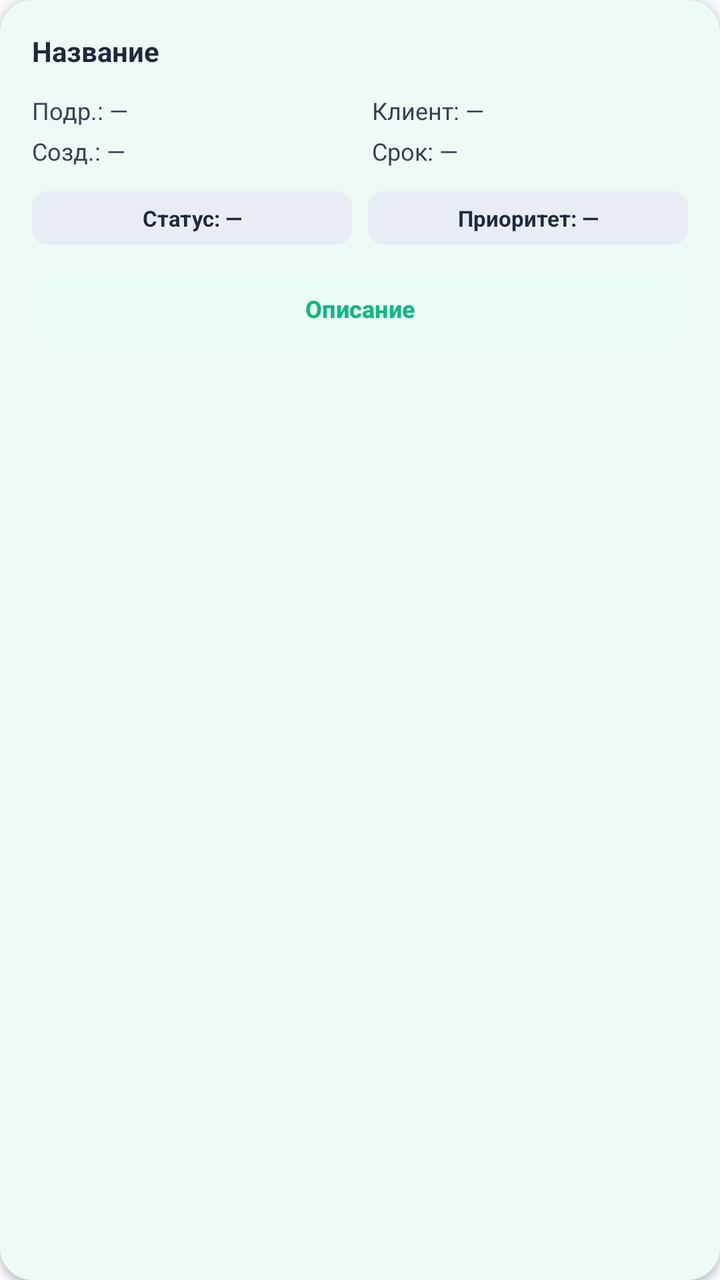
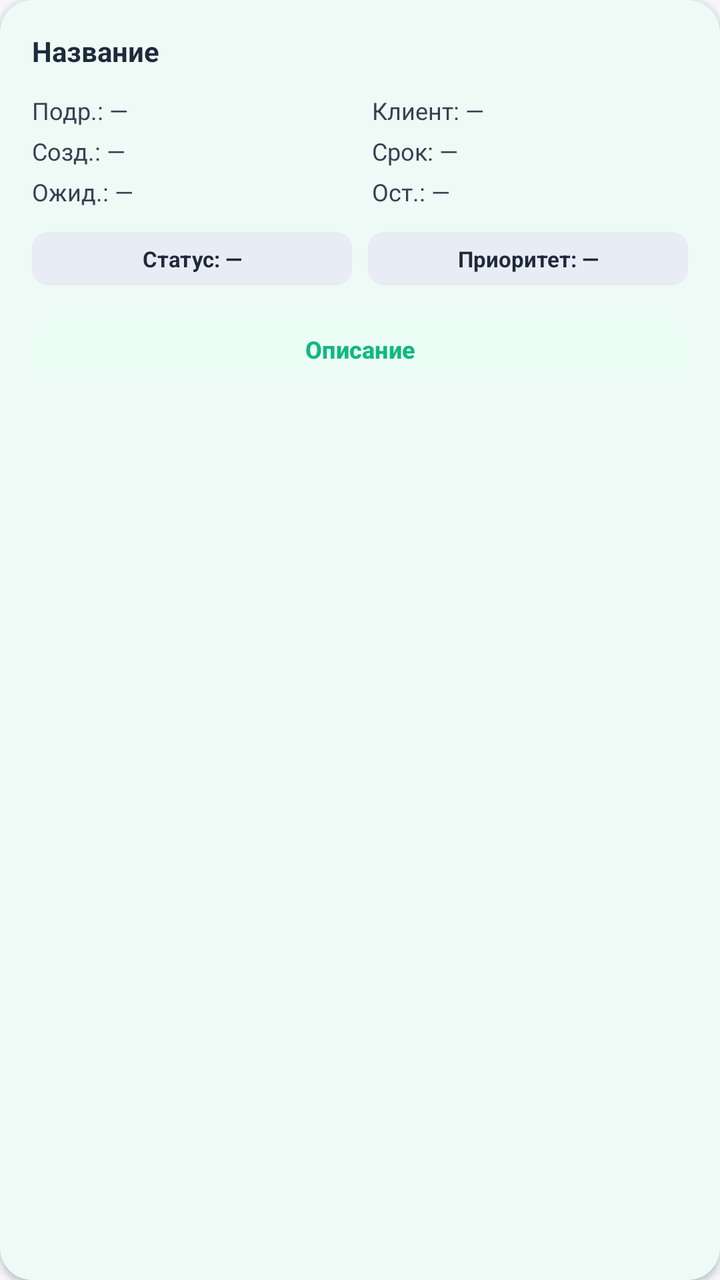

Before-and-after screenshots of an Android layout around one commit, followed by the original layout XML and the change that was made.
<!-- AndroidManifest.xml: application theme Theme.MrCWarehouse -->
<!-- res/layout/item_task_card.xml -->
<?xml version="1.0" encoding="utf-8"?>
<com.google.android.material.card.MaterialCardView xmlns:android="http://schemas.android.com/apk/res/android"
    xmlns:app="http://schemas.android.com/apk/res-auto"
    android:layout_width="match_parent"
    android:layout_height="wrap_content"
    android:layout_marginHorizontal="0dp"
    android:layout_marginVertical="6dp"
    app:cardBackgroundColor="@color/bg_card"
    app:cardCornerRadius="16dp"
    app:cardElevation="2dp"
    app:strokeColor="@android:color/transparent"
    app:strokeWidth="0dp">

    <LinearLayout
        android:layout_width="match_parent"
        android:layout_height="wrap_content"
        android:orientation="vertical"
        android:padding="16dp">

        
        <LinearLayout
            android:layout_width="match_parent"
            android:layout_height="wrap_content"
            android:gravity="center_vertical"
            android:orientation="horizontal">

            <CheckBox
                android:id="@+id/cbTaskSelect"
                android:layout_width="wrap_content"
                android:layout_height="wrap_content"
                android:visibility="gone"
                android:layout_marginEnd="8dp"
                android:clickable="false"
                android:focusable="false"
                android:buttonTint="@color/primary" />

            <TextView
                android:id="@+id/tvTaskName"
                android:layout_width="0dp"
                android:layout_height="wrap_content"
                android:layout_weight="1"
                android:ellipsize="end"
                android:maxLines="5"
                android:text="Название"
                android:textColor="@color/text_primary"
                android:textSize="14sp"
                android:textStyle="bold" />

            <ImageButton
                android:id="@+id/ivPin"
                android:layout_width="32dp"
                android:layout_height="32dp"
                android:layout_marginStart="4dp"
                android:background="?attr/selectableItemBackgroundBorderless"
                android:scaleType="centerInside"
                android:visibility="gone"
                android:src="@drawable/ic_pin_outline"
                android:contentDescription="Закрепить" />

        </LinearLayout>

        
        <LinearLayout
            android:layout_width="match_parent"
            android:layout_height="wrap_content"
            android:layout_marginTop="12dp"
            android:orientation="horizontal">

            <TextView
                android:id="@+id/tvDepartment"
                android:layout_width="0dp"
                android:layout_height="wrap_content"
                android:layout_weight="1"
                android:ellipsize="end"
                android:maxLines="1"
                android:text="Подр.: —"
                android:textColor="@color/text_secondary"
                android:textSize="12sp" />

            <TextView
                android:id="@+id/tvClient"
                android:layout_width="0dp"
                android:layout_height="wrap_content"
                android:layout_marginStart="12dp"
                android:layout_weight="1"
                android:ellipsize="end"
                android:maxLines="1"
                android:text="Клиент: —"
                android:textColor="@color/text_secondary"
                android:textSize="12sp" />
        </LinearLayout>

        
        <LinearLayout
            android:layout_width="match_parent"
            android:layout_height="wrap_content"
            android:layout_marginTop="4dp"
            android:orientation="horizontal">

            <TextView
                android:id="@+id/tvDateCreated"
                android:layout_width="0dp"
                android:layout_height="wrap_content"
                android:layout_weight="1"
                android:text="Созд.: —"
                android:textColor="@color/text_secondary"
                android:textSize="12sp" />

            <TextView
                android:id="@+id/tvDeadline"
                android:layout_width="0dp"
                android:layout_height="wrap_content"
                android:layout_marginStart="12dp"
                android:layout_weight="1"
                android:text="Срок: —"
                android:textColor="@color/text_secondary"
                android:textSize="12sp" />
        </LinearLayout>

        
        <LinearLayout
            android:layout_width="match_parent"
            android:layout_height="wrap_content"
            android:layout_marginTop="12dp"
            android:orientation="horizontal">

            <TextView
                android:id="@+id/tvStatusBadge"
                android:layout_width="0dp"
                android:layout_height="wrap_content"
                android:layout_weight="1"
                android:background="@drawable/chip_badge_bg"
                android:gravity="center"
                android:paddingHorizontal="12dp"
                android:paddingVertical="6dp"
                android:text="Статус: —"
                android:textColor="@color/text_primary"
                android:textSize="11sp"
                android:textStyle="bold" />

            <TextView
                android:id="@+id/tvPriorityBadge"
                android:layout_width="0dp"
                android:layout_height="wrap_content"
                android:layout_marginStart="8dp"
                android:layout_weight="1"
                android:background="@drawable/chip_badge_bg"
                android:gravity="center"
                android:paddingHorizontal="12dp"
                android:paddingVertical="6dp"
                android:text="Приоритет: —"
                android:textColor="@color/text_primary"
                android:textSize="11sp"
                android:textStyle="bold" />
        </LinearLayout>

        
        <LinearLayout
            android:id="@+id/layoutAttachmentIndicator"
            android:layout_width="wrap_content"
            android:layout_height="wrap_content"
            android:layout_marginTop="8dp"
            android:gravity="center_vertical"
            android:orientation="horizontal"
            android:visibility="gone">

            <TextView
                android:layout_width="wrap_content"
                android:layout_height="wrap_content"
                android:text="📎"
                android:textSize="14sp" />

            <TextView
                android:id="@+id/tvAttachmentLabel"
                android:layout_width="wrap_content"
                android:layout_height="wrap_content"
                android:layout_marginStart="4dp"
                android:text="Вложения"
                android:textColor="@color/text_secondary"
                android:textSize="11sp" />

        </LinearLayout>
        
        
        <ImageView
            android:id="@+id/ivLocationIndicator"
            android:layout_width="wrap_content"
            android:layout_height="wrap_content"
            android:layout_marginTop="4dp"
            android:visibility="gone"
            android:src="@drawable/tasks" />

        
        <LinearLayout
            android:layout_width="match_parent"
            android:layout_height="wrap_content"
            android:layout_marginTop="12dp"
            android:orientation="horizontal">

            <com.google.android.material.button.MaterialButton
                android:id="@+id/btnOpenDescription"
                android:layout_width="0dp"
                android:layout_height="40dp"
                android:layout_weight="1"
                android:text="Описание"
                android:textAllCaps="false"
                android:textColor="@color/primary"
                android:textSize="12sp"
                android:textStyle="bold"
                app:backgroundTint="@color/primary_surface"
                app:cornerRadius="10dp" />

            <com.google.android.material.button.MaterialButton
                android:id="@+id/btnCompleteTask"
                android:layout_width="0dp"
                android:layout_height="40dp"
                android:layout_marginStart="8dp"
                android:layout_weight="1"
                android:visibility="gone"
                android:text="Завершить"
                android:textAllCaps="false"
                android:textColor="@color/white"
                android:textSize="12sp"
                android:textStyle="bold"
                app:backgroundTint="@color/secondary"
                app:cornerRadius="10dp"
                app:icon="@android:drawable/sym_action_chat"
                app:iconGravity="textStart"
                app:iconSize="16dp"
                app:iconTint="@color/white" />

            <com.google.android.material.button.MaterialButton
                android:id="@+id/btnTakeTask"
                android:layout_width="0dp"
                android:layout_height="40dp"
                android:layout_marginStart="8dp"
                android:layout_weight="1"
                android:visibility="gone"
                android:text="Взять"
                android:textAllCaps="false"
                android:textColor="@color/white"
                android:textSize="12sp"
                android:textStyle="bold"
                app:backgroundTint="@color/button_take"
                app:cornerRadius="10dp"
                app:icon="@android:drawable/ic_input_add"
                app:iconGravity="textStart"
                app:iconSize="16dp"
                app:iconTint="@color/white" />

        </LinearLayout>

    </LinearLayout>

</com.google.android.material.card.MaterialCardView>
<!-- resources referenced by this layout -->
<resources>
  <color name="bg_card">#FFFFFF</color>
  <color name="button_take">#10B981</color>
  <color name="primary">#10B981</color>
  <color name="primary_surface">#ECFDF5</color>
  <color name="secondary">#059669</color>
  <color name="text_primary">#1E293B</color>
  <color name="text_secondary">#374151</color>
  <color name="white">#FFFFFF</color>
  <!-- drawable chip_badge_bg (drawable) -->
  <?xml version="1.0" encoding="utf-8"?>
  <shape xmlns:android="http://schemas.android.com/apk/res/android"
      android:shape="rectangle">
      <solid android:color="@color/chip_bg" />
      <corners android:radius="8dp" />
  </shape>
  <!-- drawable ic_pin_outline (drawable) -->
  <?xml version="1.0" encoding="utf-8"?>
  <vector xmlns:android="http://schemas.android.com/apk/res/android"
      android:width="24dp"
      android:height="24dp"
      android:viewportWidth="24"
      android:viewportHeight="24"
      android:tint="?attr/colorControlNormal">
      <path
          android:fillColor="@android:color/white"
          android:pathData="M16,9V4l1,-1V2H7v1l1,1v5c0,1.66 -1.34,3 -3,3v2h5.97v7l0.97,1 0.97,-1v-7H19v-2c-1.66,0 -3,-1.34 -3,-3z" />
  </vector>
  <!-- drawable tasks: png bitmap (drawable-xhdpi, 3340 bytes) -->
  <style name="Theme.MrCWarehouse" parent="Theme.Material3.DayNight.NoActionBar">
          <item name="colorPrimary">@color/primary</item>
          <item name="colorPrimaryDark">@color/primary_dark</item>
          <item name="colorAccent">@color/primary</item>
          <item name="colorOnPrimary">@color/text_on_primary</item>
          <item name="colorSecondary">@color/secondary</item>
          <item name="colorOnSecondary">@color/white</item>
          <item name="colorSurface">@color/bg_card</item>
          <item name="colorOnSurface">@color/text_primary</item>
          <item name="android:statusBarColor">@color/primary_dark</item>
          <item name="android:navigationBarColor">@color/primary</item>
          <item name="android:windowBackground">@color/bg_main</item>
          <item name="materialCardViewStyle">@style/CardView.Solid</item>
      </style>
  <color name="chip_bg">#E8ECF4</color>
  <color name="primary_dark">#059669</color>
  <color name="text_on_primary">#FFFFFF</color>
  <color name="bg_main">#F5F7FA</color>
  <style name="CardView.Solid" parent="Widget.Material3.CardView.Filled">
          <item name="cardElevation">2dp</item>
          <item name="cardCornerRadius">16dp</item>
          <item name="cardBackgroundColor">@color/bg_card</item>
          <item name="strokeColor">@android:color/transparent</item>
          <item name="strokeWidth">0dp</item>
      </style>
</resources>

<!-- the commit's change to res/layout/item_task_card.xml (unified diff, before → after) -->
@@ -121,6 +121,33 @@
         <LinearLayout
             android:layout_width="match_parent"
             android:layout_height="wrap_content"
+            android:layout_marginTop="4dp"
+            android:orientation="horizontal">
+
+            <TextView
+                android:id="@+id/tvWaitHours"
+                android:layout_width="0dp"
+                android:layout_height="wrap_content"
+                android:layout_weight="1"
+                android:text="Ожид.: —"
+                android:textColor="@color/text_secondary"
+                android:textSize="12sp" />
+
+            <TextView
+                android:id="@+id/tvRemainingHours"
+                android:layout_width="0dp"
+                android:layout_height="wrap_content"
+                android:layout_marginStart="12dp"
+                android:layout_weight="1"
+                android:text="Ост.: —"
+                android:textColor="@color/text_secondary"
+                android:textSize="12sp" />
+        </LinearLayout>
+
+        
+        <LinearLayout
+            android:layout_width="match_parent"
+            android:layout_height="wrap_content"
             android:layout_marginTop="12dp"
             android:orientation="horizontal">
 
<!-- resource entries referenced after the edit -->
@@ -28,7 +28,7 @@
           android:pathData="M16,9V4l1,-1V2H7v1l1,1v5c0,1.66 -1.34,3 -3,3v2h5.97v7l0.97,1 0.97,-1v-7H19v-2c-1.66,0 -3,-1.34 -3,-3z" />
   </vector>
   <!-- drawable tasks: png bitmap (drawable-xhdpi, 3340 bytes) -->
-  <style name="Theme.MrCWarehouse" parent="Theme.Material3.DayNight.NoActionBar">
+  <style name="Theme.MrCWarehouse" parent="Theme.Material3.Light.NoActionBar">
           <item name="colorPrimary">@color/primary</item>
           <item name="colorPrimaryDark">@color/primary_dark</item>
           <item name="colorAccent">@color/primary</item>
